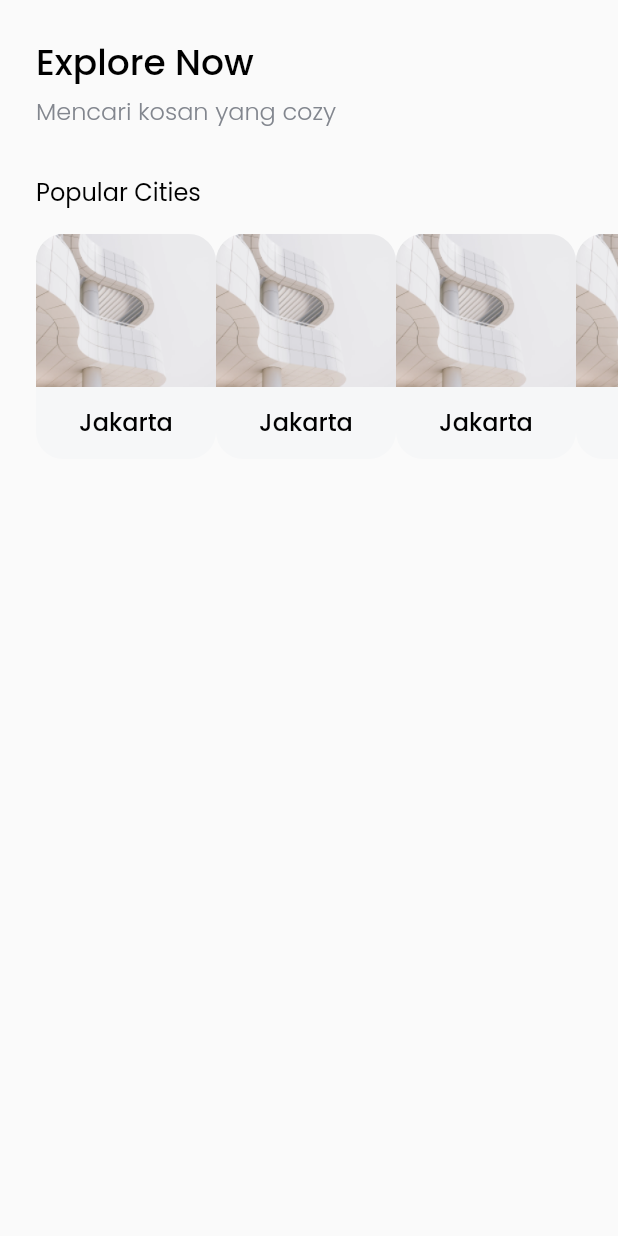
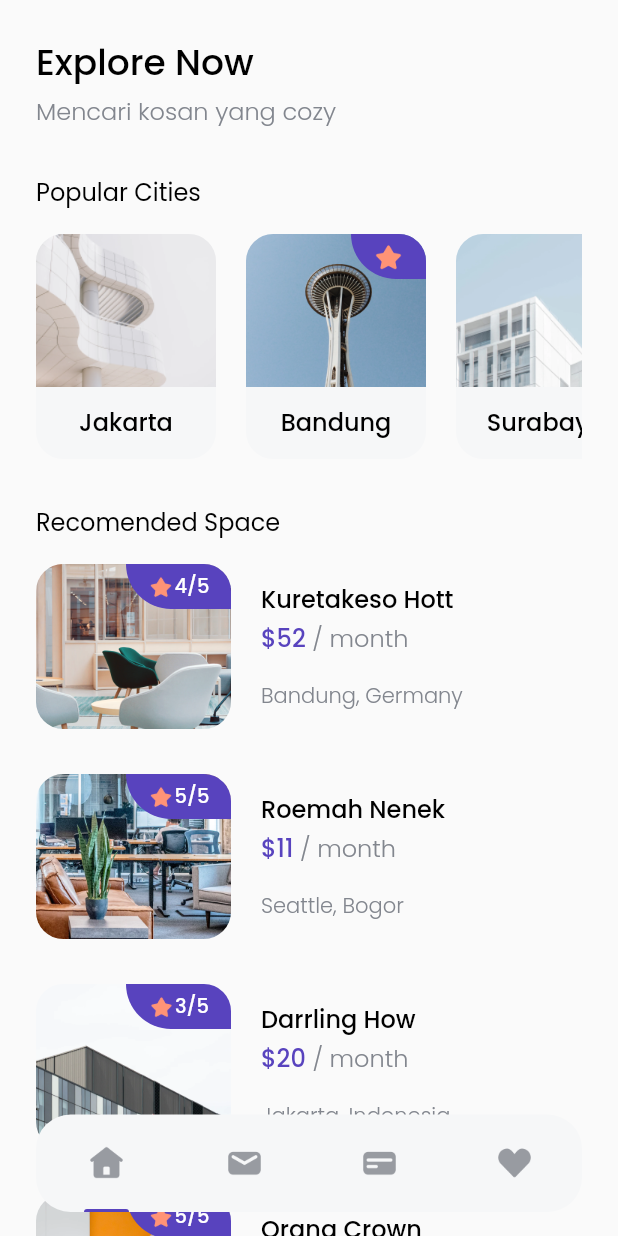
Before and after one commit to Fuad-SM/My-Studying, a Flutter app: the screen it shows after launch, after a tap on "Explore Now", on a phone screen of 412 x 824 dp. Run offline on Flutter 3.47's test engine with Material 2 defaults, Android fonts, the phone set to English and light mode, and no system bars; our stand-ins replace google_fonts.

Commit message:
Build Homepage

```diff
--- /dev/null
+++ b/BWA/bwa_cozy/lib/models/city.dart
@@ -0,0 +1,17 @@
+class City {
+  String name;
+  String imageUrl;
+  bool isPopular;
+
+  City({required this.name, required this.imageUrl, required this.isPopular});
+}
+
+final List<City> cityList = [
+  City(name: 'Jakarta', imageUrl: 'assets/images/city1.png', isPopular: false),
+  City(name: 'Bandung', imageUrl: 'assets/images/city2.png', isPopular: true),
+  City(name: 'Surabaya', imageUrl: 'assets/images/city3.png', isPopular: false),
+  City(
+      name: 'Palembang', imageUrl: 'assets/images/city4.png', isPopular: false),
+  City(name: 'Aceh', imageUrl: 'assets/images/city5.png', isPopular: true),
+  City(name: 'Bogor', imageUrl: 'assets/images/city6.png', isPopular: false)
+];
--- /dev/null
+++ b/BWA/bwa_cozy/lib/models/space.dart
@@ -0,0 +1,16 @@
+class Space {
+  int id;
+  String name;
+  String price;
+  String address;
+  String imageUrl;
+  String review;
+
+  Space(
+      {required this.id,
+      required this.name,
+      required this.price,
+      required this.address,
+      required this.imageUrl,
+      required this.review});
+}
--- /dev/null
+++ b/BWA/bwa_cozy/lib/models/tips.dart
@@ -0,0 +1,12 @@
+class Tips {
+  int id;
+  String imageUrl;
+  String title;
+  String time;
+
+  Tips(
+      {required this.id,
+      required this.imageUrl,
+      required this.time,
+      required this.title});
+}
--- a/BWA/bwa_cozy/lib/pages/home_page.dart
+++ b/BWA/bwa_cozy/lib/pages/home_page.dart
@@ -1,5 +1,10 @@
+import 'package:bwa_cozy/models/space.dart';
+import 'package:bwa_cozy/models/tips.dart';
 import 'package:bwa_cozy/theme.dart';
+import 'package:bwa_cozy/widgets/bottom_navbar_item.dart';
 import 'package:bwa_cozy/widgets/city_card.dart';
+import 'package:bwa_cozy/widgets/space_card.dart';
+import 'package:bwa_cozy/widgets/tips_card.dart';
 import 'package:flutter/material.dart';
 
 class HomePage extends StatelessWidget {
@@ -9,12 +14,70 @@ class HomePage extends StatelessWidget {
   Widget build(BuildContext context) {
     return Scaffold(
       body: SafeArea(
-          child: Padding(
-        padding: const EdgeInsets.only(
-          left: 24,
-          top: 24,
+        child: ListView(
+          children: [
+            Padding(
+              padding: const EdgeInsets.all(24),
+              child: Column(
+                crossAxisAlignment: CrossAxisAlignment.start,
+                children: [
+                  // NOTE: Title/Header
+                  _header(),
+                  // NOTE: Popular Cities
+                  Text(
+                    'Popular Cities',
+                    style: regularTextStyle.copyWith(fontSize: 16),
                   ),
-        child: ListView(
+                  SizedBox(
+                    height: 16,
+                  ),
+                  CityCard(),
+                  SizedBox(
+                    height: 30,
+                  ),
+                  // NOTE: Recomended Space
+                  _recomendedSpace(),
+                  _tipsGuidance(),
+                ],
+              ),
+            ),
+          ],
+        ),
+      ),
+      floatingActionButton: Container(
+        height: 65,
+        width: MediaQuery.of(context).size.width - (2.0 * 24.0),
+        decoration: BoxDecoration(
+            color: Color(0xffF6F7F8), borderRadius: BorderRadius.circular(23)),
+        child: Row(
+          mainAxisAlignment: MainAxisAlignment.spaceAround,
+          children: [
+            BottomNavbarItem(
+              imageUrl: 'assets/images/icon_home.png',
+              isActive: true,
+            ),
+            BottomNavbarItem(
+              imageUrl: 'assets/images/icon_mail.png',
+              isActive: false,
+            ),
+            BottomNavbarItem(
+              imageUrl: 'assets/images/icon_card.png',
+              isActive: false,
+            ),
+            BottomNavbarItem(
+              imageUrl: 'assets/images/icon_love.png',
+              isActive: false,
+            ),
+          ],
+        ),
+      ),
+      floatingActionButtonLocation: FloatingActionButtonLocation.centerFloat,
+    );
+  }
+
+  Widget _header() {
+    return Column(
+      crossAxisAlignment: CrossAxisAlignment.start,
       children: [
         Text(
           'Explore Now',
@@ -28,30 +91,110 @@ class HomePage extends StatelessWidget {
         SizedBox(
           height: 30,
         ),
+      ],
+    );
+  }
+
+  Widget _recomendedSpace() {
+    return Column(
+      crossAxisAlignment: CrossAxisAlignment.start,
+      children: [
         Text(
-              'Popular Cities',
+          'Recomended Space',
+          style: regularTextStyle.copyWith(fontSize: 16),
+        ),
+        SizedBox(height: 16),
+        SpaceCard(
+            space: Space(
+                id: 1,
+                name: 'Kuretakeso Hott',
+                price: r'$52',
+                address: 'Bandung, Germany',
+                imageUrl: 'assets/images/space1.png',
+                review: '4/5')),
+        SizedBox(
+          height: 30,
+        ),
+        SpaceCard(
+            space: Space(
+                id: 2,
+                name: 'Roemah Nenek',
+                price: r'$11',
+                address: 'Seattle, Bogor',
+                imageUrl: 'assets/images/space2.png',
+                review: '5/5')),
+        SizedBox(
+          height: 30,
+        ),
+        SpaceCard(
+            space: Space(
+                id: 3,
+                name: 'Darrling How',
+                price: r'$20',
+                address: 'Jakarta, Indonesia',
+                imageUrl: 'assets/images/space3.png',
+                review: '3/5')),
+        SizedBox(
+          height: 30,
+        ),
+        SpaceCard(
+            space: Space(
+                id: 4,
+                name: 'Orang Crown',
+                price: r'$552',
+                address: 'Halla, Sumatera',
+                imageUrl: 'assets/images/space4.png',
+                review: '5/5')),
+        SizedBox(
+          height: 30,
+        ),
+        SpaceCard(
+            space: Space(
+                id: 5,
+                name: 'City of Cactus',
+                price: r'$20',
+                address: 'Jakarta, Indonesia',
+                imageUrl: 'assets/images/space5.png',
+                review: '3/5')),
+        SizedBox(
+          height: 30,
+        ),
+      ],
+    );
+  }
+
+  Widget _tipsGuidance() {
+    return Column(
+      crossAxisAlignment: CrossAxisAlignment.start,
+      children: [
+        Text(
+          'Tips & Guidance',
           style: regularTextStyle.copyWith(fontSize: 16),
         ),
         SizedBox(
           height: 16,
         ),
-            Container(
-              height: 150,
-              child: ListView(
-                scrollDirection: Axis.horizontal,
-                children: [
-                  CityCard(),
-                  CityCard(),
-                  CityCard(),
-                  CityCard(),
-                  CityCard(),
-                  CityCard(),
-                ],
+        TipsCard(
+            tips: Tips(
+          id: 1,
+          imageUrl: 'assets/images/tips1.png',
+          title: 'City Guidelines',
+          time: 'Updated 20 Apr',
+        )),
+        SizedBox(
+          height: 20,
         ),
+        TipsCard(
+            tips: Tips(
+          id: 2,
+          imageUrl: 'assets/images/tips2.png',
+          title: 'Jakarta Fairship',
+          time: 'Updated 11 Dec',
+        )),
+        SizedBox(
+          height: 80,
         )
       ],
-        ),
-      )),
     );
   }
 }
--- /dev/null
+++ b/BWA/bwa_cozy/lib/widgets/bottom_navbar_item.dart
@@ -0,0 +1,32 @@
+import 'package:bwa_cozy/theme.dart';
+import 'package:flutter/material.dart';
+
+class BottomNavbarItem extends StatelessWidget {
+  final String imageUrl;
+  final bool isActive;
+
+  BottomNavbarItem({required this.imageUrl, required this.isActive});
+  @override
+  Widget build(BuildContext context) {
+    return Column(
+      children: [
+        Spacer(),
+        Image.asset(
+          imageUrl,
+          width: 26,
+        ),
+        Spacer(),
+        isActive
+            ? Container(
+                width: 30,
+                height: 2,
+                decoration: BoxDecoration(
+                    color: purpleColor,
+                    borderRadius:
+                        BorderRadius.vertical(top: Radius.circular(1000))),
+              )
+            : Container()
+      ],
+    );
+  }
+}
--- a/BWA/bwa_cozy/lib/widgets/city_card.dart
+++ b/BWA/bwa_cozy/lib/widgets/city_card.dart
@@ -1,3 +1,4 @@
+import 'package:bwa_cozy/models/city.dart';
 import 'package:bwa_cozy/theme.dart';
 import 'package:flutter/material.dart';
 
@@ -6,6 +7,12 @@ class CityCard extends StatelessWidget {
 
   @override
   Widget build(BuildContext context) {
+    return Container(
+      height: 150,
+      child: ListView.separated(
+        scrollDirection: Axis.horizontal,
+        itemBuilder: (BuildContext context, int index) {
+          final City cities = cityList[index];
           return ClipRRect(
             borderRadius: BorderRadius.circular(18),
             child: Container(
@@ -14,22 +21,51 @@ class CityCard extends StatelessWidget {
               color: Color(0xffF6F7F8),
               child: Column(
                 children: [
+                  Stack(
+                    children: [
                       Image.asset(
-              'assets/images/city1.png',
-              width: 120,
-              height: 102,
+                        cities.imageUrl,
                         fit: BoxFit.cover,
+                      ),
+                      cities.isPopular
+                          ? Align(
+                              alignment: Alignment.topRight,
+                              child: Container(
+                                width: 50,
+                                height: 30,
+                                decoration: BoxDecoration(
+                                    color: purpleColor,
+                                    borderRadius: BorderRadius.only(
+                                        bottomLeft: Radius.circular(36))),
+                                child: Center(
+                                  child: Image.asset(
+                                    'assets/images/Icon_star.png',
+                                    width: 22,
+                                    height: 22,
+                                  ),
+                                ),
+                              ),
+                            )
+                          : Container()
+                    ],
                   ),
                   SizedBox(
                     height: 11,
                   ),
                   Text(
-              'Jakarta',
+                    cities.name,
                     style: blackTextStyle.copyWith(fontSize: 16),
                   )
                 ],
               ),
             ),
           );
+        },
+        separatorBuilder: (BuildContext context, int index) => SizedBox(
+          width: 20,
+        ),
+        itemCount: cityList.length,
+      ),
+    );
   }
 }
--- /dev/null
+++ b/BWA/bwa_cozy/lib/widgets/space_card.dart
@@ -0,0 +1,95 @@
+import 'package:bwa_cozy/models/space.dart';
+import 'package:bwa_cozy/pages/detail_page.dart';
+import 'package:bwa_cozy/theme.dart';
+import 'package:flutter/material.dart';
+
+class SpaceCard extends StatelessWidget {
+  final Space space;
+
+  SpaceCard({required this.space});
+
+  @override
+  Widget build(BuildContext context) {
+    return InkWell(
+      onTap: () {
+        Navigator.push(
+            context, MaterialPageRoute(builder: (context) => DetailPage()));
+      },
+      child: Row(
+        children: [
+          ClipRRect(
+            borderRadius: BorderRadius.circular(18),
+            child: Container(
+              width: 130,
+              height: 110,
+              child: Stack(
+                children: [
+                  Image.asset(
+                    space.imageUrl,
+                    fit: BoxFit.cover,
+                  ),
+                  Align(
+                    alignment: Alignment.topRight,
+                    child: Container(
+                      width: 70,
+                      height: 30,
+                      decoration: BoxDecoration(
+                          color: purpleColor,
+                          borderRadius: BorderRadius.only(
+                              bottomLeft: Radius.circular(36))),
+                      child: Row(
+                        mainAxisAlignment: MainAxisAlignment.center,
+                        children: [
+                          Image.asset(
+                            'assets/images/Icon_star.png',
+                            width: 18,
+                            height: 18,
+                          ),
+                          Text(
+                            space.review,
+                            style: whiteTextstyle.copyWith(fontSize: 13),
+                          )
+                        ],
+                      ),
+                    ),
+                  )
+                ],
+              ),
+            ),
+          ),
+          SizedBox(
+            width: 20,
+          ),
+          Column(
+            crossAxisAlignment: CrossAxisAlignment.start,
+            children: [
+              Text(
+                space.name,
+                style: blackTextStyle.copyWith(fontSize: 16),
+              ),
+              SizedBox(
+                height: 2,
+              ),
+              Text.rich(TextSpan(
+                  text: space.price,
+                  style: purpleTextStyle.copyWith(fontSize: 16),
+                  children: [
+                    TextSpan(
+                      text: ' / month',
+                      style: greyTextStyle.copyWith(fontSize: 16),
+                    )
+                  ])),
+              SizedBox(
+                height: 16,
+              ),
+              Text(
+                space.address,
+                style: greyTextStyle,
+              )
+            ],
+          )
+        ],
+      ),
+    );
+  }
+}
--- /dev/null
+++ b/BWA/bwa_cozy/lib/widgets/tips_card.dart
@@ -0,0 +1,49 @@
+import 'package:bwa_cozy/models/tips.dart';
+import 'package:bwa_cozy/theme.dart';
+import 'package:flutter/material.dart';
+
+class TipsCard extends StatelessWidget {
+  // const TipsCard({Key? key}) : super(key: key);
+
+  final Tips tips;
+  const TipsCard({required this.tips});
+
+  @override
+  Widget build(BuildContext context) {
+    return Row(
+      children: [
+        Image.asset(
+          tips.imageUrl,
+          width: 80,
+          height: 80,
+        ),
+        SizedBox(
+          width: 16,
+        ),
+        Column(
+          crossAxisAlignment: CrossAxisAlignment.start,
+          children: [
+            Text(
+              tips.title,
+              style: blackTextStyle.copyWith(fontSize: 18),
+            ),
+            SizedBox(
+              height: 4,
+            ),
+            Text(
+              tips.time,
+              style: greyTextStyle,
+            )
+          ],
+        ),
+        Spacer(),
+        IconButton(
+            onPressed: () {},
+            icon: Icon(
+              Icons.navigate_next,
+              color: greyColor,
+            ))
+      ],
+    );
+  }
+}
```
Lines whose indentation alone changed are shown as unchanged.
